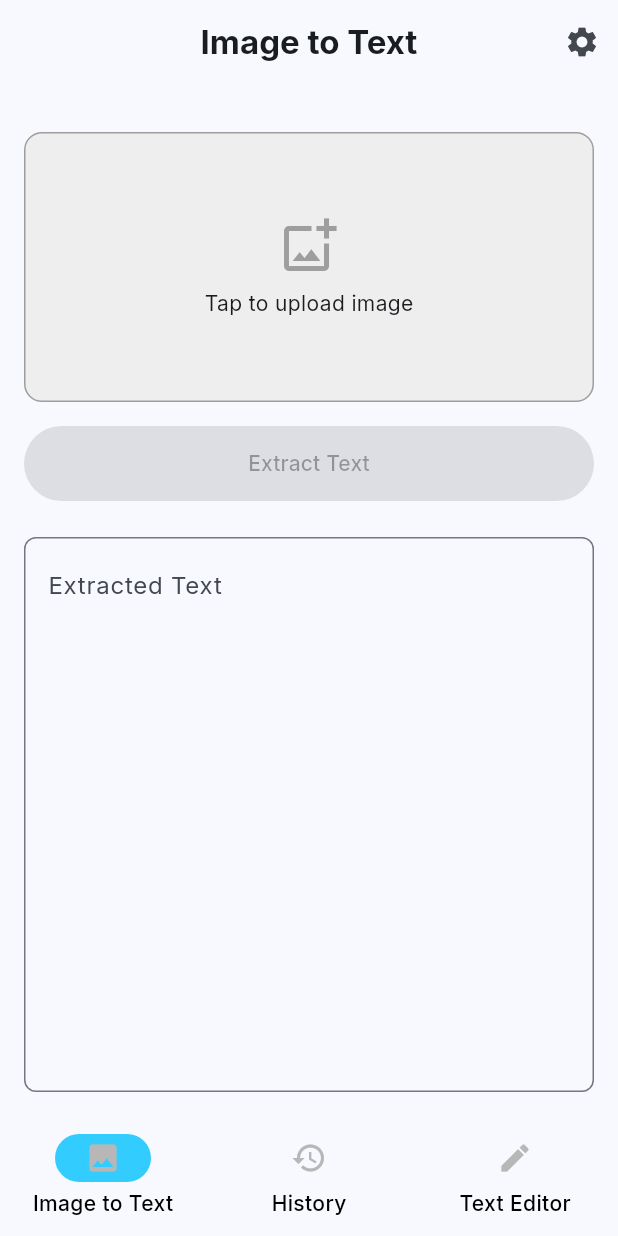
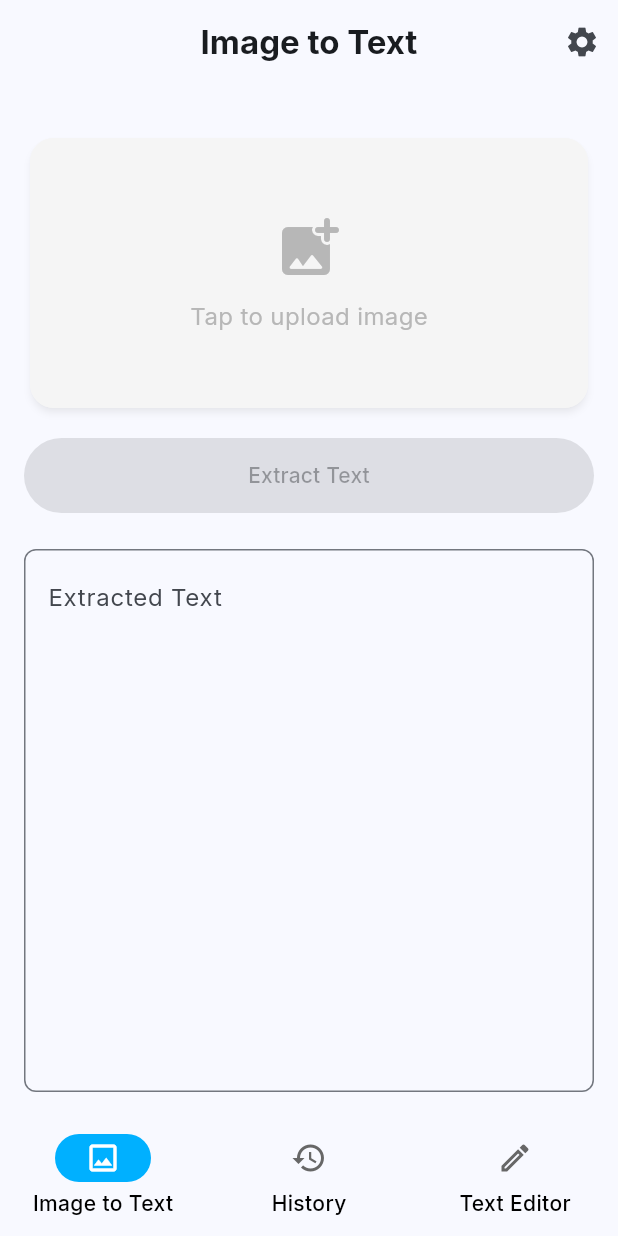
Before and after one commit to asathsara/text-scanner-app, a Flutter app: the MyHomePage screen opened by its route, on a phone screen of 412 x 824 dp. Run offline on Flutter 3.47's test engine with Material 3 defaults, Android fonts, the phone set to English and light mode, and no system bars; our stand-ins replace cloud_firestore, firebase_auth, firebase_core, google_fonts, image_picker, share_plus; missing offline and left inert: firebase_ui_auth, firebase_ui_oauth_google, google_mlkit_text_recognition; accounts and stored records are empty; generated files the repository leaves out were written again.

Commit message:
ui improved

```diff
--- /dev/null
+++ b/lib/components/image_upload_card.dart
@@ -0,0 +1,66 @@
+import 'dart:io';
+
+import 'package:flutter/cupertino.dart';
+import 'package:flutter/material.dart';
+import 'package:image_picker/image_picker.dart';
+import 'package:text_extractor_app/utils/constants/colors.dart';
+
+class ImageUploadCard extends StatelessWidget {
+  final XFile? imageFile;
+  final VoidCallback onTap;
+
+  const ImageUploadCard({
+    super.key,
+    required this.imageFile,
+    required this.onTap,
+  });
+
+  @override
+  Widget build(BuildContext context) {
+    final isDark = Theme.of(context).brightness == Brightness.dark;
+    final cardColor = isDark ? Colors.grey[900] : Colors.grey[100];
+    final iconColor = isDark ? Colors.blueGrey[200] : MyColors.iconGray;
+    final textColor = isDark ? Colors.blueGrey[100] : MyColors.iconGray;
+
+    return Card(
+      elevation: 2,
+      shadowColor: isDark ? Colors.grey[900]: Colors.grey.withValues(alpha: 0.2),
+      shape: RoundedRectangleBorder(borderRadius: BorderRadius.circular(16)),
+      color: cardColor,
+      child: InkWell(
+        borderRadius: BorderRadius.circular(16),
+        onTap: onTap,
+        child: Container(
+          height: 180,
+          width: double.infinity,
+          decoration: BoxDecoration(
+            borderRadius: BorderRadius.circular(16),
+            color: cardColor,
+          ),
+          child: imageFile != null
+              ? ClipRRect(
+                  borderRadius: BorderRadius.circular(16),
+                  child: Image.file(File(imageFile!.path), fit: BoxFit.cover),
+                )
+              : Center(
+                  child: Column(
+                    mainAxisAlignment: MainAxisAlignment.center,
+                    children: [
+                      Icon(
+                        Icons.add_photo_alternate_rounded,
+                        size: 48,
+                        color: iconColor,
+                      ),
+                      const SizedBox(height: 10),
+                      Text(
+                        "Tap to upload image",
+                        style: TextStyle(color: textColor, fontSize: 16),
+                      ),
+                    ],
+                  ),
+                ),
+        ),
+      ),
+    );
+  }
+}
--- a/lib/components/stroke_text.dart
+++ b/lib/components/stroke_text.dart
@@ -21,8 +21,8 @@ class StrokeText extends StatelessWidget {
   Widget build(BuildContext context) {
     final isDark = Theme.of(context).brightness == Brightness.dark;
 
-    final effectiveStrokeColor = strokeColor ?? (isDark ? MyColors.backgroundGray : MyColors.textBlue);
-    final effectiveFillColor = fillColor ?? (isDark ? MyColors.backgroundGray : MyColors.textBlue);
+    final effectiveStrokeColor = strokeColor ?? (isDark ? MyColors.backgroundGray : MyColors.black);
+    final effectiveFillColor = fillColor ?? (isDark ? MyColors.backgroundGray : MyColors.black);
 
     return Stack(
       children: [
--- a/lib/home_screen.dart
+++ b/lib/home_screen.dart
@@ -37,11 +37,11 @@ class MyHomePageState extends State<MyHomePage> {
         selectedIndex: _currentPage,
         destinations: [
           NavigationDestination(
-            icon: Icon(Icons.image),
+            icon: Icon(Icons.image_outlined),
             label: 'Image to Text',
           ),
-          NavigationDestination(icon: Icon(Icons.history), label: 'History'),
-          NavigationDestination(icon: Icon(Icons.edit), label: 'Text Editor'),
+          NavigationDestination(icon: Icon(Icons.history_outlined), label: 'History'),
+          NavigationDestination(icon: Icon(Icons.edit_outlined), label: 'Text Editor'),
         ],
       ),
     );
--- a/lib/screens/image_text_screen.dart
+++ b/lib/screens/image_text_screen.dart
@@ -2,6 +2,7 @@ import 'dart:io';
 
 import 'package:flutter/material.dart';
 import 'package:image_picker/image_picker.dart';
+import 'package:text_extractor_app/components/image_upload_card.dart';
 import 'package:text_extractor_app/controllers/image_text_controller.dart';
 import 'package:text_extractor_app/services/firebase_service.dart';
 import 'package:text_extractor_app/services/text_recognition_service.dart';
@@ -29,7 +30,6 @@ class _ImageTextScreenState extends State<ImageTextScreen> {
       FirebaseService(),
       TextRecognitionService(),
     );
-
   }
 
   @override
@@ -59,7 +59,6 @@ class _ImageTextScreenState extends State<ImageTextScreen> {
   }
 
   Future<void> _scanText() async {
-
     // Ensure an image is selected before processing
     if (_imageFile == null) {
       ScaffoldMessenger.of(context).showSnackBar(
@@ -73,7 +72,6 @@ class _ImageTextScreenState extends State<ImageTextScreen> {
     });
 
     try {
-
       final file = File(_imageFile!.path);
 
       // Use the controller to process the image and scan text
@@ -86,10 +84,10 @@ class _ImageTextScreenState extends State<ImageTextScreen> {
       }
 
       if (mounted) {
-      ScaffoldMessenger.of(context).showSnackBar(
-        const SnackBar(content: Text("Saved to Firebase")),
-      );
-    }
+        ScaffoldMessenger.of(
+          context,
+        ).showSnackBar(const SnackBar(content: Text("Saved to Firebase")));
+      }
     } catch (e) {
       if (mounted) {
         ScaffoldMessenger.of(
@@ -101,12 +99,14 @@ class _ImageTextScreenState extends State<ImageTextScreen> {
     setState(() => _isProcessing = false);
   }
 
-
   @override
   Widget build(BuildContext context) {
     return Scaffold(
       appBar: AppBar(
-        title: const Text('Image to Text' , style: TextStyle(fontWeight: FontWeight.bold)),
+        title: const Text(
+          'Image to Text',
+          style: TextStyle(fontWeight: FontWeight.bold),
+        ),
         automaticallyImplyLeading: false,
         centerTitle: true,
         actions: [
@@ -126,40 +126,7 @@ class _ImageTextScreenState extends State<ImageTextScreen> {
           children: [
             const SizedBox(height: 16),
             // Image Upload Box
-            GestureDetector(
-              onTap: _pickImage,
-              child: Container(
-                height: 180,
-                width: double.infinity,
-                decoration: BoxDecoration(
-                  border: Border.all(color: Colors.grey),
-                  borderRadius: BorderRadius.circular(12),
-                  color: Colors.grey[200],
-                ),
-                child: _imageFile != null
-                    ? ClipRRect(
-                        borderRadius: BorderRadius.circular(11),
-                        child: Image.file(
-                          File(_imageFile!.path),
-                          fit: BoxFit.cover,
-                        ),
-                      )
-                    : const Center(
-                        child: Column(
-                          mainAxisAlignment: MainAxisAlignment.center,
-                          children: [
-                            Icon(
-                              Icons.add_photo_alternate_outlined,
-                              size: 40,
-                              color: Colors.grey,
-                            ),
-                            SizedBox(height: 8),
-                            Text("Tap to upload image"),
-                          ],
-                        ),
-                      ),
-              ),
-            ),
+            ImageUploadCard(imageFile: _imageFile, onTap: _pickImage),
             const SizedBox(height: 16),
             SizedBox(
               width: double.infinity,
--- a/lib/utils/themes/navigation_theme.dart
+++ b/lib/utils/themes/navigation_theme.dart
@@ -4,19 +4,22 @@ import 'package:text_extractor_app/utils/constants/colors.dart';
 class AppNavigationThemes {
   static NavigationBarThemeData light = NavigationBarThemeData(
     backgroundColor: MyColors.lightWhite,
-    indicatorColor: MyColors.brightBlue,
+    indicatorColor: MyColors.cyanBlue,
 
     labelTextStyle: WidgetStateProperty.all(
       const TextStyle(color: Colors.black, fontWeight: FontWeight.w500),
     ),
-    iconTheme: WidgetStateProperty.all(
-      const IconThemeData(color: MyColors.iconGray),
-    ),
+    iconTheme: WidgetStateProperty.resolveWith<IconThemeData>((Set<WidgetState> states) {
+      if (states.contains(WidgetState.selected)) {
+      return const IconThemeData(color: MyColors.white);
+      }
+      return const IconThemeData(color: MyColors.mediumGray);
+    }),
   );
 
   static NavigationBarThemeData dark = NavigationBarThemeData(
     backgroundColor: MyColors.lightBlack,
-    indicatorColor: MyColors.brightBlue,
+    indicatorColor: MyColors.cyanBlue,
     elevation: 8,
     labelTextStyle: WidgetStateProperty.all(
       const TextStyle(color: Colors.white, fontWeight: FontWeight.w500),
--- a/lib/utils/themes/theme.dart
+++ b/lib/utils/themes/theme.dart
@@ -14,15 +14,21 @@ class AppThemes {
     colorScheme: ColorScheme.fromSeed(seedColor: MyColors.primaryColor, brightness: Brightness.light),
     textTheme: GoogleFonts.interTextTheme(),
     navigationBarTheme: AppNavigationThemes.light,
-    filledButtonTheme:  AppButtonThemes.lightFilled
-  );
+    filledButtonTheme: AppButtonThemes.lightFilled,
+    progressIndicatorTheme: ProgressIndicatorThemeData(
+      color: MyColors.primaryColor,
+    ),
+    );
 
-  static ThemeData darkTheme = ThemeData(
+    static ThemeData darkTheme = ThemeData(
     useMaterial3: true,
     brightness: Brightness.dark,
     colorScheme: ColorScheme.fromSeed(seedColor: MyColors.primaryColor, brightness: Brightness.dark),
     textTheme: GoogleFonts.interTextTheme(),
     navigationBarTheme: AppNavigationThemes.dark,
-    filledButtonTheme:  AppButtonThemes.darkFilled
-  );
+    filledButtonTheme: AppButtonThemes.darkFilled,
+    progressIndicatorTheme: ProgressIndicatorThemeData(
+      color: MyColors.white,
+    ),
+    );
 }
```
